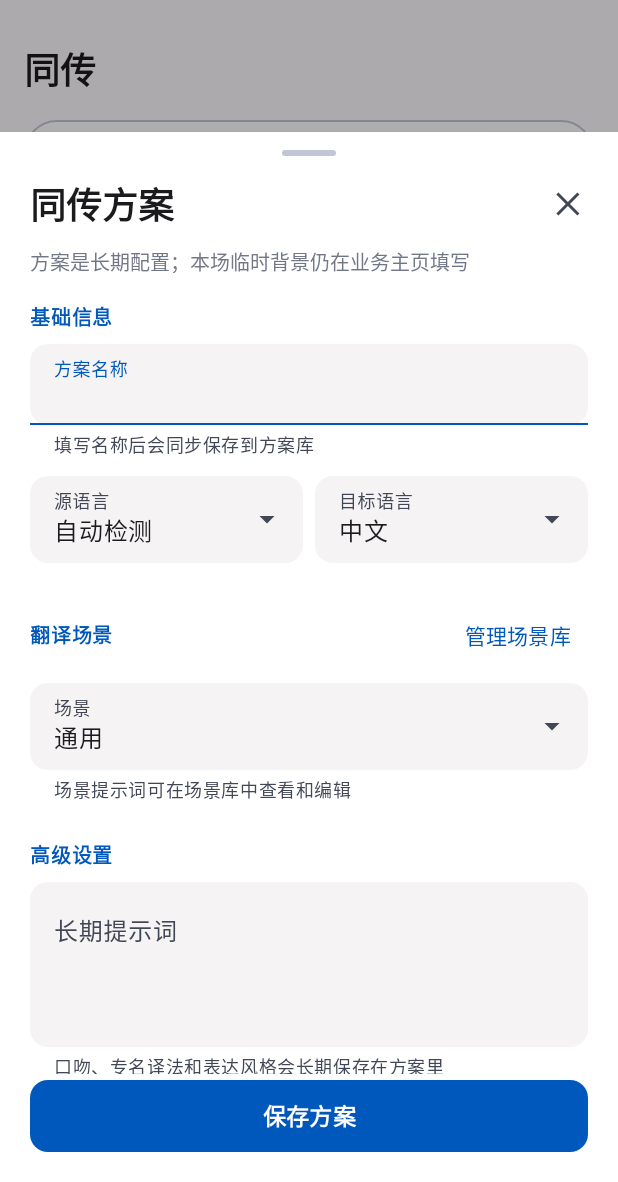
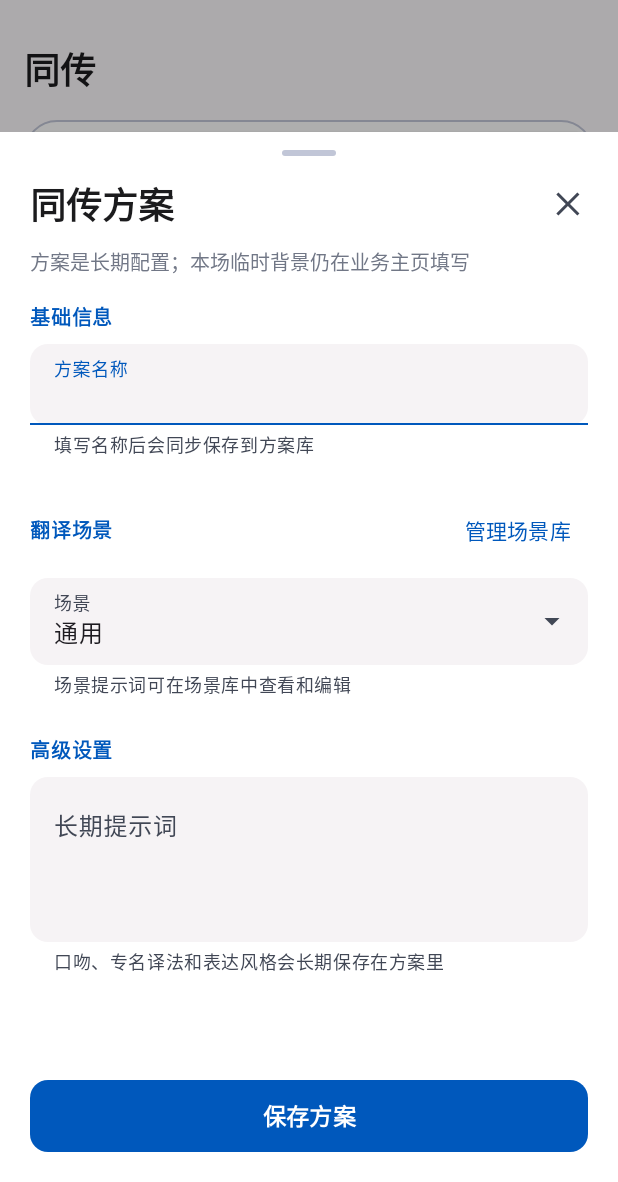
Before and after one commit to xieyuanqing/vtuber-live-translate, an Android app: the fragment TranslationPlanBottomSheet placed in its activity, on a phone screen of 412 x 824 dp, the part 54-1236 px from its top. Run offline under Robolectric (Android 15) with nearby library versions, the phone set to English and light mode, and no system bars; pictures from the network do not load.

Commit message:
feat: 语言方向与方案解绑，随时可调
语言不再被套用方案覆盖，成为每模式独立、随时可调的运行时选择：

- applySaved 保留当前草稿语言，只套用方案的场景与长期提示词
- 方案编辑器移除源/目标语言选择器，方案 = 名称 + 场景 + 长期提示词
- 方案库卡片不再显示语言方向
- CLAUDE.md 边界第 4 条同步：语言不绑进方案
- 新增单测覆盖 applySaved 保留语言

语言仍由主页语言胶囊设置、启动时进快照，冻结逻辑与模式隔离不变。

Co-Authored-By: Claude Opus 4.8 <noreply@anthropic.com>
Claude-Session: https://claude.ai/code/session_01Gv4GpKmb3A261Fns91qVQu

```diff
--- a/android/app/src/main/java/com/xyq/livetranslate/MainActivity.kt
+++ b/android/app/src/main/java/com/xyq/livetranslate/MainActivity.kt
@@ -1468,9 +1468,10 @@ class MainActivity : AppCompatActivity(), TranslationPlanBottomSheet.Listener {
         val scene = SceneLibraryStore.resolve(this, plan.mode, plan.scenePresetId)
         icon.text = saved.name.trim().firstOrNull()?.toString() ?: "方"
         name.text = saved.name
-        meta.text = "${scene.label} · ${plan.directionLabel}"
+        // 语言方向不再随方案绑定，方案卡只展示场景；语言由主页语言胶囊随时调整。
+        meta.text = scene.label
         tags.removeAllViews()
-        listOf(scene.label, plan.directionLabel).forEach { label ->
+        listOf(scene.label).forEach { label ->
             tags.addView(Chip(this).apply {
                 text = label
                 isClickable = false
--- a/android/app/src/main/java/com/xyq/livetranslate/TranslationPlanBottomSheet.kt
+++ b/android/app/src/main/java/com/xyq/livetranslate/TranslationPlanBottomSheet.kt
@@ -72,8 +72,6 @@ class TranslationPlanBottomSheet : BottomSheetDialogFragment() {
         val nameLayout = view.findViewById<TextInputLayout>(R.id.tilPlanName)
         val advanced = view.findViewById<TextInputEditText>(R.id.etPlanCustom)
         val name = view.findViewById<TextInputEditText>(R.id.etPlanName)
-        val sourceLanguage = view.findViewById<MaterialAutoCompleteTextView>(R.id.acPlanSourceLanguage)
-        val targetLanguage = view.findViewById<MaterialAutoCompleteTextView>(R.id.acPlanTargetLanguage)
         val apply = view.findViewById<MaterialButton>(R.id.btnSavePlan)
         view.findViewById<View>(R.id.btnClosePlanSheet).setOnClickListener { dismiss() }
 
@@ -110,23 +108,6 @@ class TranslationPlanBottomSheet : BottomSheetDialogFragment() {
         sceneField.setText(selectedScene.label, false)
         sceneField.setOnItemClickListener { _, _, position, _ ->
             scenes.getOrNull(position)?.let { plan = plan.copy(scenePresetId = it.id) }
-        }
-
-        val sourceOptions = TranslationLanguageCatalog.sources
-        val targetOptions = TranslationLanguageCatalog.targets
-        sourceLanguage.setAdapter(
-            ArrayAdapter(requireContext(), android.R.layout.simple_dropdown_item_1line, sourceOptions.map { it.label }),
-        )
-        targetLanguage.setAdapter(
-            ArrayAdapter(requireContext(), android.R.layout.simple_dropdown_item_1line, targetOptions.map { it.label }),
-        )
-        sourceLanguage.setText(TranslationLanguageCatalog.source(plan.sourceLanguageCode).label, false)
-        targetLanguage.setText(TranslationLanguageCatalog.target(plan.targetLanguageCode).label, false)
-        sourceLanguage.setOnItemClickListener { _, _, position, _ ->
-            plan = plan.copy(sourceLanguageCode = sourceOptions[position].code)
-        }
-        targetLanguage.setOnItemClickListener { _, _, position, _ ->
-            plan = plan.copy(targetLanguageCode = targetOptions[position].code)
         }
 
         apply.setOnClickListener {
--- a/android/app/src/main/res/layout/bottom_sheet_translation_plan.xml
+++ b/android/app/src/main/res/layout/bottom_sheet_translation_plan.xml
@@ -83,55 +83,6 @@
             <LinearLayout
                 android:layout_width="match_parent"
                 android:layout_height="wrap_content"
-                android:layout_marginTop="@dimen/space_12"
-                android:orientation="horizontal">
-
-                <com.google.android.material.textfield.TextInputLayout
-                    style="@style/Widget.Material3.TextInputLayout.FilledBox.ExposedDropdownMenu"
-                    android:layout_width="0dp"
-                    android:layout_height="wrap_content"
-                    android:layout_marginEnd="@dimen/grid_4"
-                    android:layout_weight="1"
-                    android:hint="源语言"
-                    app:boxBackgroundColor="@color/surface_low"
-                    app:boxCornerRadiusBottomEnd="@dimen/field_radius"
-                    app:boxCornerRadiusBottomStart="@dimen/field_radius"
-                    app:boxCornerRadiusTopEnd="@dimen/field_radius"
-                    app:boxCornerRadiusTopStart="@dimen/field_radius"
-                    app:boxStrokeWidth="0dp"
-                    app:boxStrokeWidthFocused="1.5dp">
-                    <com.google.android.material.textfield.MaterialAutoCompleteTextView
-                        android:id="@+id/acPlanSourceLanguage"
-                        android:layout_width="match_parent"
-                        android:layout_height="wrap_content"
-                        android:inputType="none" />
-                </com.google.android.material.textfield.TextInputLayout>
-
-                <com.google.android.material.textfield.TextInputLayout
-                    style="@style/Widget.Material3.TextInputLayout.FilledBox.ExposedDropdownMenu"
-                    android:layout_width="0dp"
-                    android:layout_height="wrap_content"
-                    android:layout_marginStart="@dimen/grid_4"
-                    android:layout_weight="1"
-                    android:hint="目标语言"
-                    app:boxBackgroundColor="@color/surface_low"
-                    app:boxCornerRadiusBottomEnd="@dimen/field_radius"
-                    app:boxCornerRadiusBottomStart="@dimen/field_radius"
-                    app:boxCornerRadiusTopEnd="@dimen/field_radius"
-                    app:boxCornerRadiusTopStart="@dimen/field_radius"
-                    app:boxStrokeWidth="0dp"
-                    app:boxStrokeWidthFocused="1.5dp">
-                    <com.google.android.material.textfield.MaterialAutoCompleteTextView
-                        android:id="@+id/acPlanTargetLanguage"
-                        android:layout_width="match_parent"
-                        android:layout_height="wrap_content"
-                        android:inputType="none" />
-                </com.google.android.material.textfield.TextInputLayout>
-            </LinearLayout>
-
-            <LinearLayout
-                android:layout_width="match_parent"
-                android:layout_height="wrap_content"
                 android:layout_marginTop="@dimen/space_24"
                 android:gravity="center_vertical"
                 android:orientation="horizontal">
```
Also changed, not shown: android/app/src/main/java/com/xyq/livetranslate/TranslationPlanStore.kt (+9 -2 lines), 3 other files.
